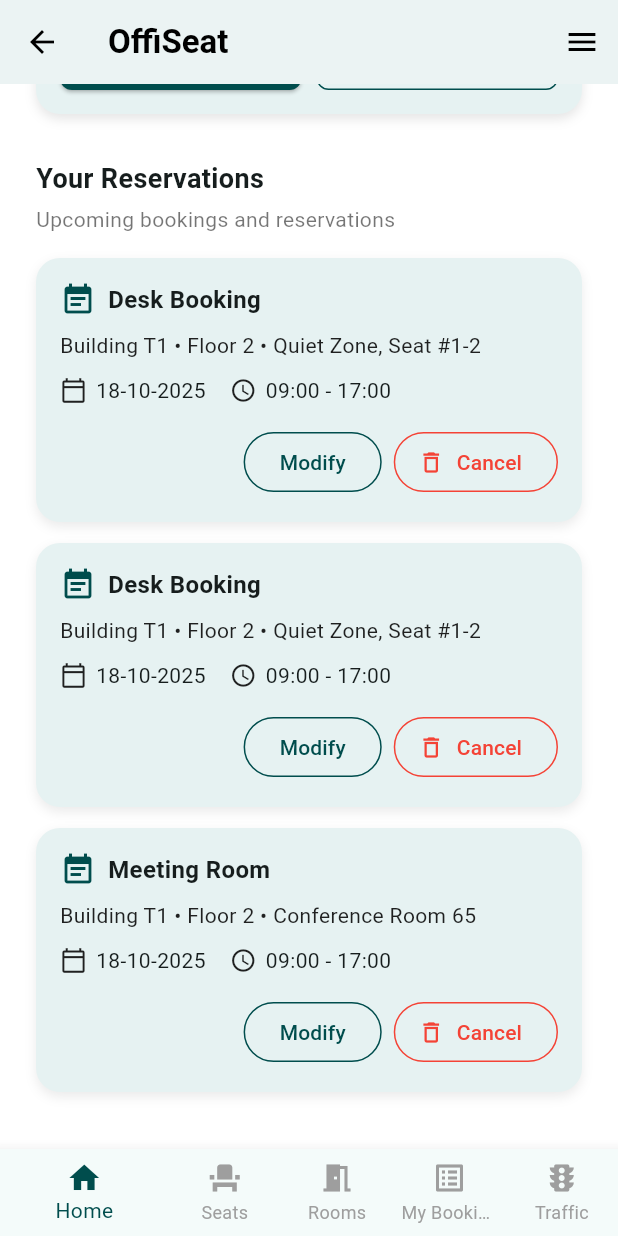
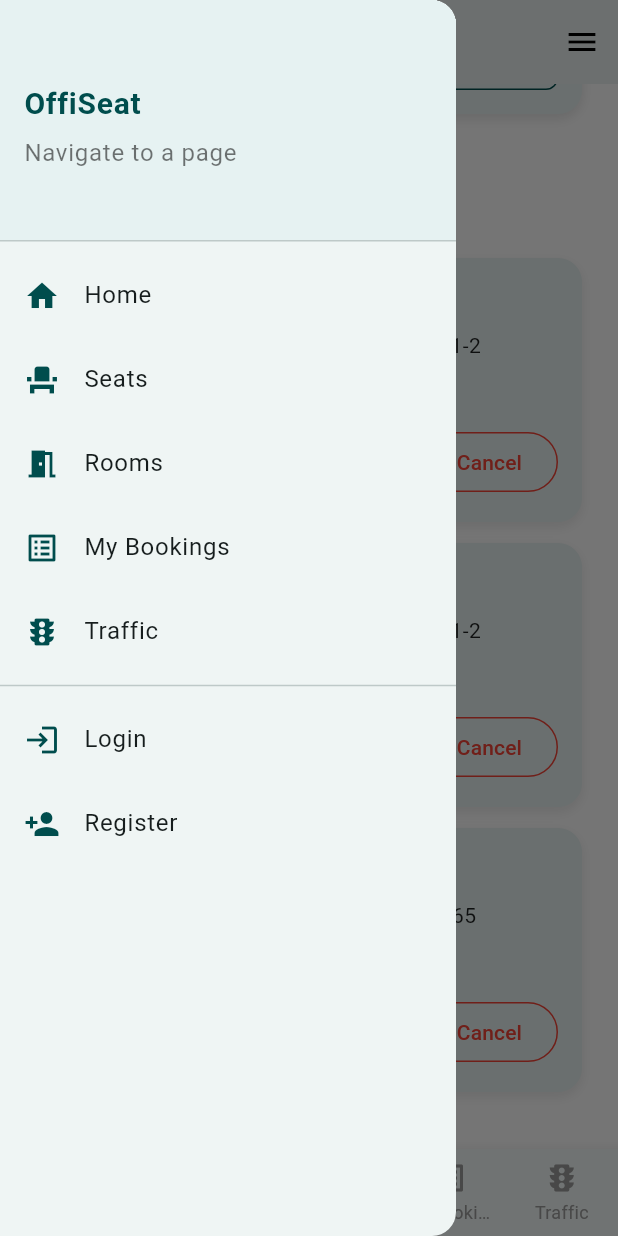
Before and after one commit to ITSSBackToSchool/echipa2-mobile, a Flutter app: the DashboardPage screen opened by its route, scrolled down 290 dp, after a tap on the "menu" icon, on a phone screen of 412 x 824 dp. Run offline on Flutter 3.47's test engine with Material 3 defaults, Android fonts, the phone set to English and light mode, and no system bars; Roboto replaces fonts that are missing (Poppins).

Commit message:
changed menu to show all the files

```diff
--- a/lib/pages/book_location_page.dart
+++ b/lib/pages/book_location_page.dart
@@ -53,7 +53,7 @@ class _BookLocationPageState extends State<BookLocationPage> {
               child: Column(
                 children: [
                   DropdownButtonFormField<String>(
-                    value: selectedBuilding,
+                    initialValue: selectedBuilding,
                     decoration: InputDecoration(
                       labelText: "Building",
                       border: OutlineInputBorder(
@@ -67,7 +67,7 @@ class _BookLocationPageState extends State<BookLocationPage> {
                   ),
                   const SizedBox(height: 20),
                   DropdownButtonFormField<String>(
-                    value: selectedFloor,
+                    initialValue: selectedFloor,
                     decoration: InputDecoration(
                       labelText: "Floor",
                       border: OutlineInputBorder(
--- a/lib/pages/dashboard_page.dart
+++ b/lib/pages/dashboard_page.dart
@@ -2,6 +2,21 @@ import 'package:flutter/material.dart';
 
 class DashboardPage extends StatelessWidget {
   const DashboardPage({super.key});
+
+  // Helper to build a ListTile that navigates to a named route and closes the drawer
+  Widget _navItem(BuildContext context, IconData icon, String title, String route) {
+    return ListTile(
+      leading: Icon(icon, color: const Color(0xFF004D4D)),
+      title: Text(title),
+      onTap: () {
+        Navigator.pop(context); // close drawer
+        // Avoid pushing the same route repeatedly: if already on dashboard and route is '/dashboard', just pop
+        if (ModalRoute.of(context)?.settings.name != route) {
+          Navigator.pushNamed(context, route);
+        }
+      },
+    );
+  }
 
   @override
   Widget build(BuildContext context) {
@@ -26,7 +41,10 @@ class DashboardPage extends StatelessWidget {
       },
     ];
 
+    final GlobalKey<ScaffoldState> _scaffoldKey = GlobalKey<ScaffoldState>();
+
     return Scaffold(
+      key: _scaffoldKey,
       backgroundColor: Colors.white,
       appBar: AppBar(
         title: const Text("OffiSeat", style: TextStyle(fontWeight: FontWeight.bold)),
@@ -36,9 +54,45 @@ class DashboardPage extends StatelessWidget {
         actions: [
           IconButton(
             icon: const Icon(Icons.menu),
-            onPressed: () {},
+            onPressed: () {
+              // open the drawer
+              _scaffoldKey.currentState?.openDrawer();
+            },
           ),
         ],
+      ),
+      drawer: Drawer(
+        child: SafeArea(
+          child: Column(
+            crossAxisAlignment: CrossAxisAlignment.stretch,
+            children: [
+              DrawerHeader(
+                decoration: const BoxDecoration(
+                  color: Color(0xFFE6F2F2),
+                ),
+                child: Column(
+                  crossAxisAlignment: CrossAxisAlignment.start,
+                  mainAxisAlignment: MainAxisAlignment.center,
+                  children: const [
+                    Text('OffiSeat', style: TextStyle(fontSize: 20, fontWeight: FontWeight.bold, color: Color(0xFF004D4D))),
+                    SizedBox(height: 6),
+                    Text('Navigate to a page', style: TextStyle(color: Colors.black54)),
+                  ],
+                ),
+              ),
+              // Navigation items (match bottom nav)
+              _navItem(context, Icons.home, 'Home', '/dashboard'),
+              _navItem(context, Icons.event_seat, 'Seats', '/book_date'),
+              _navItem(context, Icons.meeting_room, 'Rooms', '/book_room'),
+              _navItem(context, Icons.list_alt, 'My Bookings', '/my_bookings'),
+              _navItem(context, Icons.traffic, 'Traffic', '/traffic'),
+              const Divider(),
+              // Additional pages
+              _navItem(context, Icons.login, 'Login', '/login'),
+              _navItem(context, Icons.person_add, 'Register', '/register'),
+            ],
+          ),
+        ),
       ),
       body: SingleChildScrollView(
         padding: const EdgeInsets.all(24),
@@ -103,7 +157,7 @@ class DashboardPage extends StatelessWidget {
                         child: ElevatedButton.icon(
                           onPressed: () => Navigator.pushNamed(context, '/book_date'),
                           icon: const Icon(Icons.event_seat, color: Colors.white),
-                          label: const Text("Book a Seat"),
+                          label: const Text("Book a Seat", style: TextStyle(color: Colors.white)),
                           style: ElevatedButton.styleFrom(
                             backgroundColor: const Color(0xFF004D4D),
                             padding: const EdgeInsets.symmetric(vertical: 14),
```
